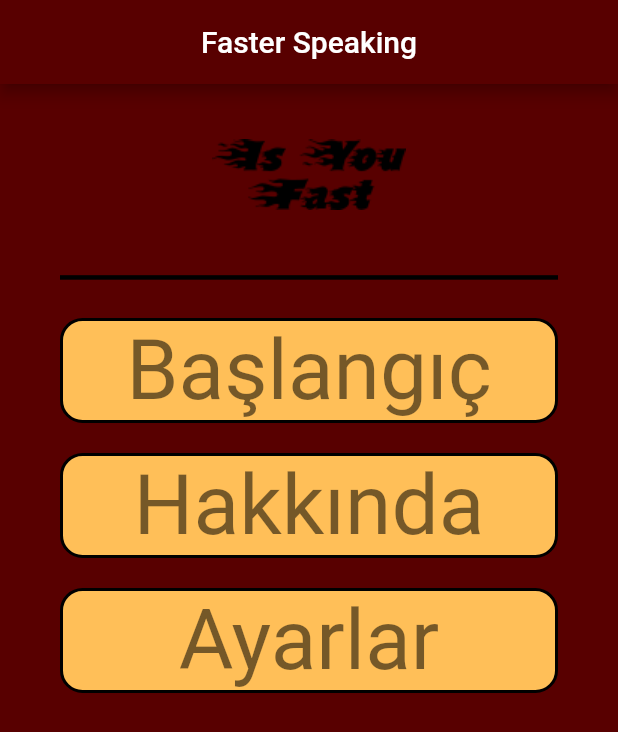
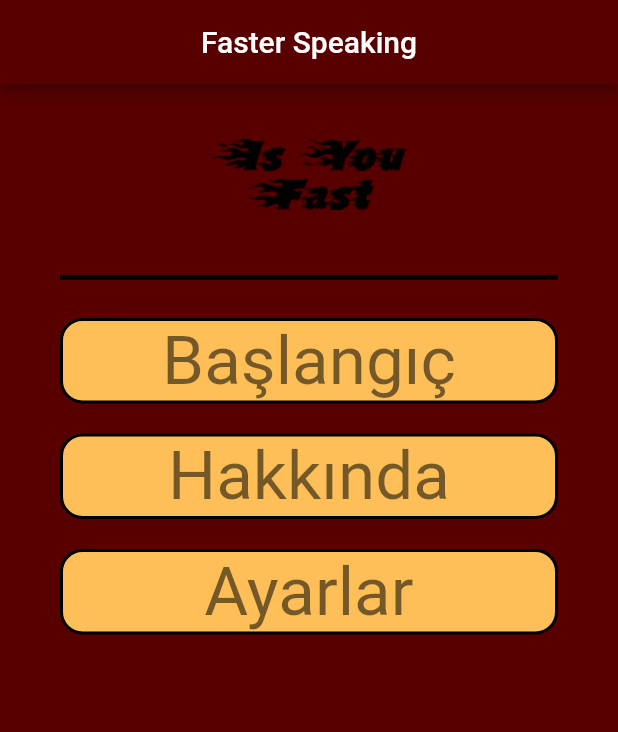
Before and after one commit to halak0013/ingilizce_oyunu1, a Flutter app: the screen it shows after launch, on a phone screen of 412 x 824 dp. Shown: the top 732 px of the screen. Run offline on Flutter 3.47's test engine with Material 2 defaults, Android fonts, the phone set to English and light mode, and no system bars.

Commit message:
ana sayfadaki yazı boyutu head lin 3 yapıldı

```diff
--- a/lib/screen/anasayfa.dart
+++ b/lib/screen/anasayfa.dart
@@ -56,7 +56,7 @@ class AnaSayfa extends StatelessWidget {
           AnaEleman(
             child: Text(
               baslik,
-              style: themeData.textTheme.headline2,
+              style: themeData.textTheme.headline3,
               textAlign: TextAlign.center,
             ),
           ),
```
